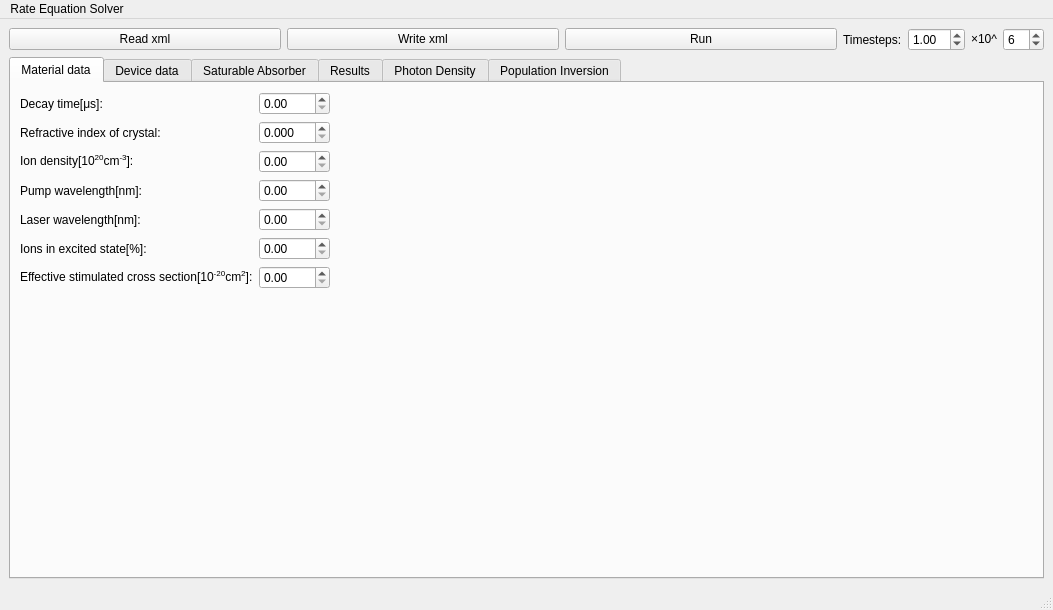
kskarthiksk/Laser_sim_Qt, file mainwindow.ui: the form before one commit.
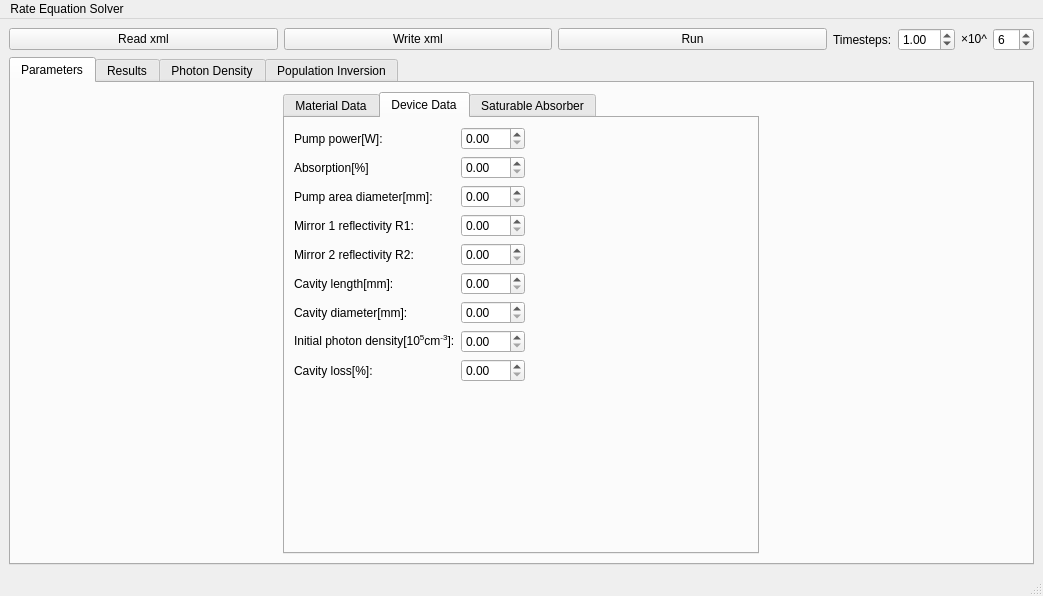
The form after the commit. The open tabs and pages were chosen to show the change. Custom widgets are drawn as their Qt base class.

```diff
--- a/mainwindow.ui
+++ b/mainwindow.ui
@@ -6,8 +6,8 @@
    <rect>
     <x>0</x>
     <y>0</y>
-    <width>1053</width>
-    <height>610</height>
+    <width>1043</width>
+    <height>596</height>
    </rect>
   </property>
   <property name="windowTitle">
@@ -110,11 +110,29 @@
         <property name="tabBarAutoHide">
          <bool>false</bool>
         </property>
+        <widget class="QWidget" name="tab_7">
+         <attribute name="title">
+          <string>Parameters</string>
+         </attribute>
+         <layout class="QHBoxLayout" name="horizontalLayout_3">
+          <item>
+           <layout class="QHBoxLayout" name="horizontalLayout_4">
+            <item>
+             <widget class="QTabWidget" name="tabWidget_2">
+              <property name="maximumSize">
+               <size>
+                <width>476</width>
+                <height>16777215</height>
+               </size>
+              </property>
+              <property name="currentIndex">
+               <number>0</number>
+              </property>
         <widget class="QWidget" name="tab_2">
          <attribute name="title">
-          <string>Material data</string>
-         </attribute>
-         <layout class="QGridLayout" name="gridLayout_4">
+                <string>Material Data</string>
+               </attribute>
+               <layout class="QGridLayout" name="gridLayout_8">
           <item row="0" column="0">
            <layout class="QFormLayout" name="formLayout_2">
             <item row="0" column="0">
@@ -225,19 +243,6 @@
             </item>
            </layout>
           </item>
-          <item row="1" column="0">
-           <spacer name="verticalSpacer_2">
-            <property name="orientation">
-             <enum>Qt::Orientation::Vertical</enum>
-            </property>
-            <property name="sizeHint" stdset="0">
-             <size>
-              <width>20</width>
-              <height>40</height>
-             </size>
-            </property>
-           </spacer>
-          </item>
           <item row="0" column="1">
            <spacer name="horizontalSpacer_2">
             <property name="orientation">
@@ -245,34 +250,34 @@
             </property>
             <property name="sizeHint" stdset="0">
              <size>
-              <width>40</width>
+                    <width>56</width>
               <height>20</height>
              </size>
             </property>
            </spacer>
           </item>
+                <item row="1" column="0">
+                 <spacer name="verticalSpacer_2">
+                  <property name="orientation">
+                   <enum>Qt::Orientation::Vertical</enum>
+                  </property>
+                  <property name="sizeHint" stdset="0">
+                   <size>
+                    <width>20</width>
+                    <height>114</height>
+                   </size>
+                  </property>
+                 </spacer>
+                </item>
          </layout>
         </widget>
         <widget class="QWidget" name="tab_3">
          <attribute name="title">
-          <string>Device data</string>
-         </attribute>
-         <layout class="QGridLayout" name="gridLayout_6">
-          <item row="1" column="0">
-           <spacer name="verticalSpacer_3">
-            <property name="orientation">
-             <enum>Qt::Orientation::Vertical</enum>
-            </property>
-            <property name="sizeHint" stdset="0">
-             <size>
-              <width>20</width>
-              <height>40</height>
-             </size>
-            </property>
-           </spacer>
-          </item>
+                <string>Device Data</string>
+               </attribute>
+               <layout class="QGridLayout" name="gridLayout_10">
           <item row="0" column="0">
-           <layout class="QFormLayout" name="formLayout">
+                 <layout class="QFormLayout" name="formLayout_5">
             <item row="0" column="0">
              <widget class="QLabel" name="label_7">
               <property name="text">
@@ -395,18 +400,31 @@
            </layout>
           </item>
           <item row="0" column="1">
-           <spacer name="horizontalSpacer_3">
+                 <spacer name="horizontalSpacer_5">
             <property name="orientation">
              <enum>Qt::Orientation::Horizontal</enum>
             </property>
             <property name="sizeHint" stdset="0">
              <size>
-              <width>40</width>
+                    <width>148</width>
               <height>20</height>
              </size>
             </property>
            </spacer>
           </item>
+                <item row="1" column="0">
+                 <spacer name="verticalSpacer_5">
+                  <property name="orientation">
+                   <enum>Qt::Orientation::Vertical</enum>
+                  </property>
+                  <property name="sizeHint" stdset="0">
+                   <size>
+                    <width>20</width>
+                    <height>42</height>
+                   </size>
+                  </property>
+                 </spacer>
+                </item>
          </layout>
         </widget>
         <widget class="QWidget" name="tab">
@@ -611,31 +629,11 @@
             </property>
            </widget>
           </item>
-          <item row="2" column="1">
-           <spacer name="verticalSpacer">
-            <property name="orientation">
-             <enum>Qt::Orientation::Vertical</enum>
-            </property>
-            <property name="sizeHint" stdset="0">
-             <size>
-              <width>20</width>
-              <height>40</height>
-             </size>
-            </property>
-           </spacer>
-          </item>
-          <item row="1" column="2">
-           <spacer name="horizontalSpacer">
-            <property name="orientation">
-             <enum>Qt::Orientation::Horizontal</enum>
-            </property>
-            <property name="sizeHint" stdset="0">
-             <size>
-              <width>40</width>
-              <height>20</height>
-             </size>
-            </property>
-           </spacer>
+               </layout>
+              </widget>
+             </widget>
+            </item>
+           </layout>
           </item>
          </layout>
         </widget>
@@ -753,7 +751,7 @@
     <rect>
      <x>0</x>
      <y>0</y>
-     <width>1053</width>
+     <width>1043</width>
      <height>25</height>
     </rect>
    </property>
```
Left out of the diff: 95 changed lines with no effect on the pictures. Lines whose indentation alone changed are shown as unchanged.
